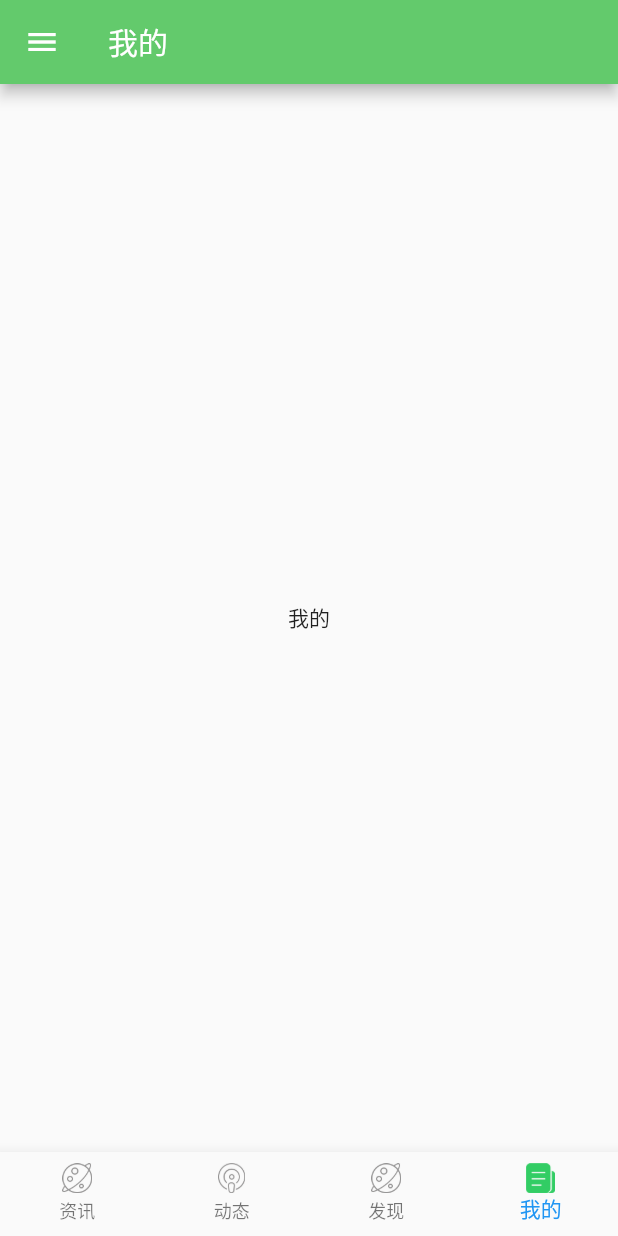
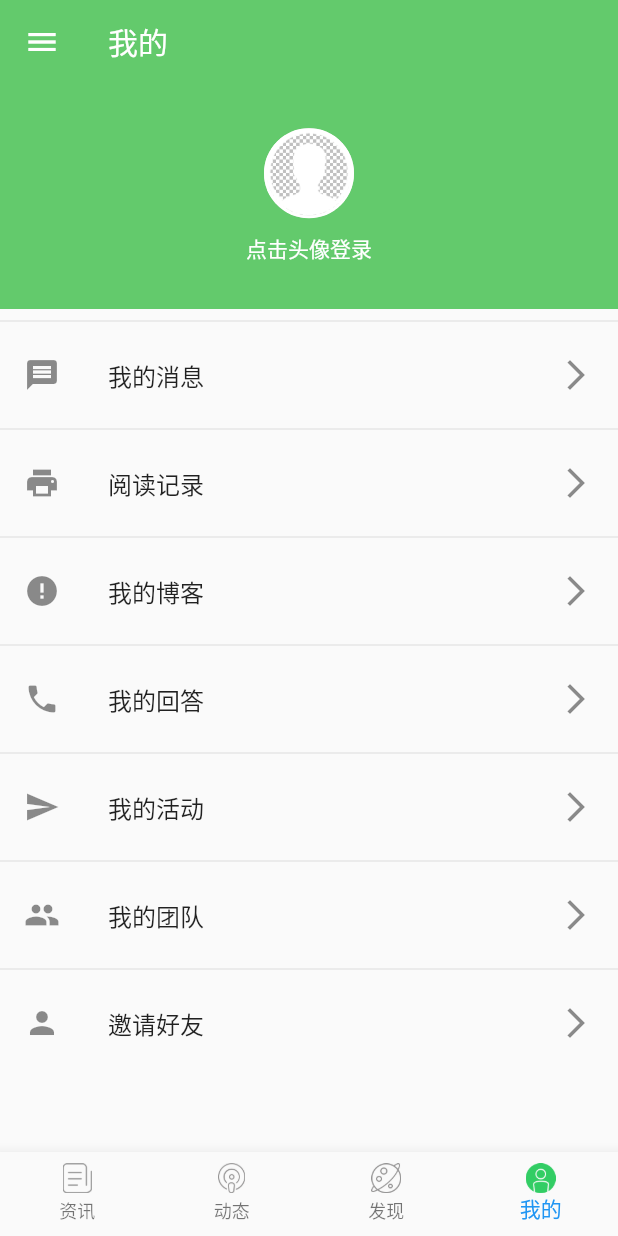
Before and after one commit to luoxinghan/flutter_osc_demo, a Flutter app: the screen it shows after launch, swiped to page 4, on a phone screen of 412 x 824 dp. Run offline on Flutter 3.47's test engine with Material 2 defaults, Android fonts, the phone set to English and light mode, and no system bars; missing offline and left inert: flutter_webview_plugin.

Commit message:
增加个人界面以及做好发送请求的准备

```diff
--- a/lib/home_page.dart
+++ b/lib/home_page.dart
@@ -16,16 +16,16 @@ class HomePage extends StatefulWidget {
 class _HomePageState extends State<HomePage> {
   final _appBarTitle = ['资讯', '动态', '发现', '我的'];
   final _appBarIconPath = [
-    'assets/images/ic_nav_discover_normal.png',
+    'assets/images/ic_nav_news_normal.png',
     'assets/images/ic_nav_tweet_normal.png',
     'assets/images/ic_nav_discover_normal.png',
-    'assets/images/ic_nav_news_normal.png'
+    'assets/images/ic_nav_my_normal.png'
   ];
   final _appBarActiveIconPath = [
-    'assets/images/ic_nav_discover_actived.png',
+    'assets/images/ic_nav_news_actived.png',
     'assets/images/ic_nav_tweet_actived.png',
     'assets/images/ic_nav_discover_actived.png',
-    'assets/images/ic_nav_news_actived.png'
+    'assets/images/ic_nav_my_pressed.png'
   ];
   List<NavigationIconView> _navigationIconViews;
 
@@ -73,6 +73,7 @@ class _HomePageState extends State<HomePage> {
   Widget build(BuildContext context) {
     return Scaffold(
       appBar: AppBar(
+        elevation: 0.0,//去掉阴影
         title: Text(
           _appBarTitle[_currentIndex],
           style: TextStyle(color: Color(AppColors.APPBAR),),
--- a/lib/pages/profile_page.dart
+++ b/lib/pages/profile_page.dart
@@ -1,4 +1,6 @@
 import 'package:flutter/material.dart';
+import 'package:flutter_osc_client/constants/constants.dart';
+import 'package:flutter_osc_client/pages/login_web_page.dart';
 
 class ProfilePage extends StatefulWidget {
   @override
@@ -6,10 +8,74 @@ class ProfilePage extends StatefulWidget {
 }
 
 class _ProfilePageState extends State<ProfilePage> {
+  List menuTitles = ['我的消息', '阅读记录', '我的博客', '我的回答', '我的活动', '我的团队', '邀请好友'];
+  List menuIcons = [
+    Icons.message,
+    Icons.print,
+    Icons.error,
+    Icons.phone,
+    Icons.send,
+    Icons.people,
+    Icons.person
+  ];
+
   @override
   Widget build(BuildContext context) {
-    return Center(
-      child: Text('我的'),
+    return ListView.separated(
+      itemBuilder: (context, index) {
+        if (index == 0) {
+          return Container(
+            color: Color(AppColors.APP_THEME),
+            height: 150.0,
+            child: Center(
+              //用户头像
+              child: Column(
+                mainAxisAlignment: MainAxisAlignment.center,
+                children: <Widget>[
+                  GestureDetector(
+                    child: Container(
+                      width: 60.0,
+                      height: 60.0,
+                      decoration: BoxDecoration(
+                          shape: BoxShape.circle,
+                          border: Border.all(color: Colors.white, width: 2.0),
+                          image: DecorationImage(
+                              image:
+                              AssetImage('assets/images/ic_avatar_default.png'),
+                              fit: BoxFit.cover)),
+                    ),
+                    onTap: (){
+                      _login();
+                    },
+                  ),//手势 添加点击事件
+                  SizedBox(
+                    //加间距
+                    height: 10.0,
+                  ),
+                  Text(
+                    '点击头像登录',
+                    style: TextStyle(color: Colors.white),
+                  )
+                ],
+              ),
+            ),
+          );
+        }
+        index = index - 1;
+        return ListTile(
+          leading: Icon(menuIcons[index]), //左图标
+          title: Text(menuTitles[index]),//中间标题
+          trailing: Icon(Icons.arrow_forward_ios),
+        );
+      },
+      separatorBuilder: (context, index) {
+        return Divider();
+      },//分割线
+      itemCount: menuTitles.length + 1,
     );
   }
+
+  void _login(){
+    Navigator.of(context).push(MaterialPageRoute(builder: (context) => LoginWebPage()));
+  }
 }
```
Also changed, not shown: lib/constants/constants.dart (+17 -0 lines), lib/pages/login_web_page.dart (added, +87 -0 lines), lib/utils/net_utils.dart (added, +25 -0 lines), pubspec.yaml (+7 -2 lines), assets/images/ic_avatar_default.png (added), pubspec.lock.
